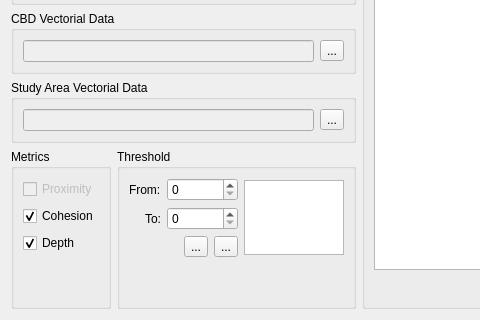
Above: src/terralib_mod_growth_qt/ui/SprawlMetricsWidgetForm.ui from ericabreu82/urban_analysis before the change; both pictures show x 0 to 480 and y 316 to 636 of the 718 by 636 pixel window. Below: the same form after it.
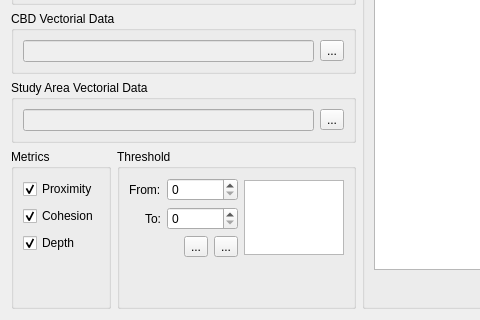
That is the form after the change.

Commit message: Initializing the parameters cbd and study area.

The edit to the form file:
```diff
--- a/src/terralib_mod_growth_qt/ui/SprawlMetricsWidgetForm.ui
+++ b/src/terralib_mod_growth_qt/ui/SprawlMetricsWidgetForm.ui
@@ -32,13 +32,13 @@
             <item row="0" column="0">
              <widget class="QCheckBox" name="m_proximityCheckBox">
               <property name="enabled">
-               <bool>false</bool>
+               <bool>true</bool>
               </property>
               <property name="text">
                <string>Proximity</string>
               </property>
               <property name="checked">
-               <bool>false</bool>
+               <bool>true</bool>
               </property>
              </widget>
             </item>
```
The commit also changes 1 other file.
